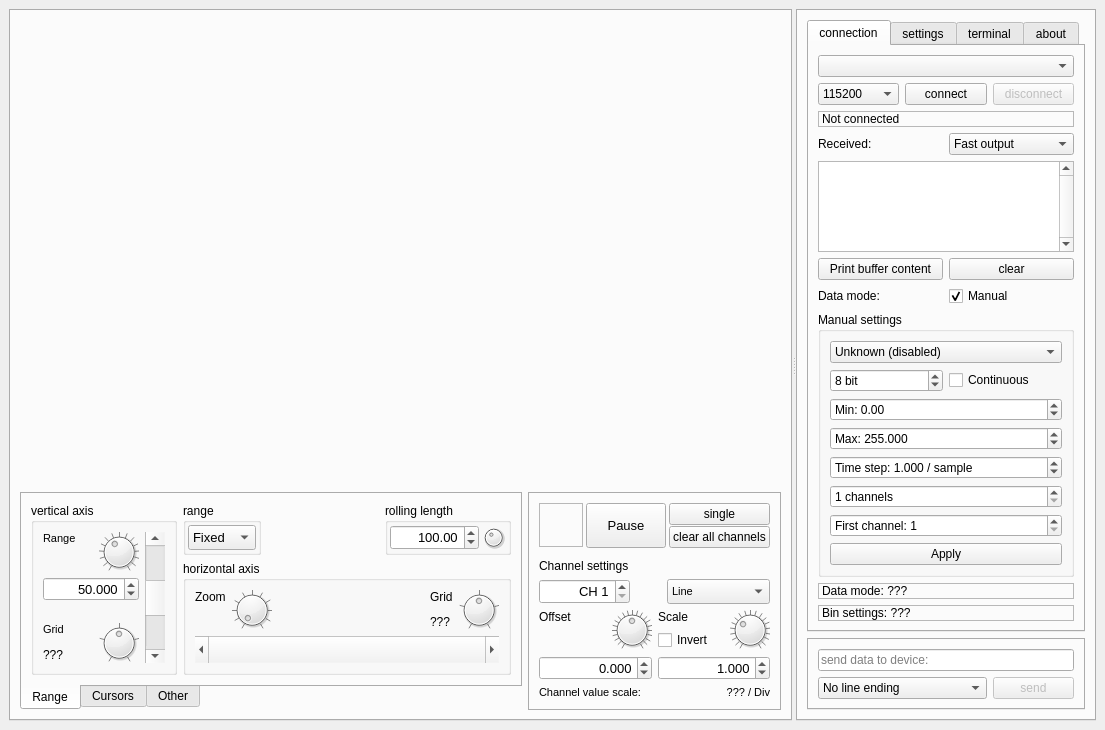
Before: the Qt Designer form mainwindow.ui in jirimaier/DataPlotter, drawn with Qt 5.
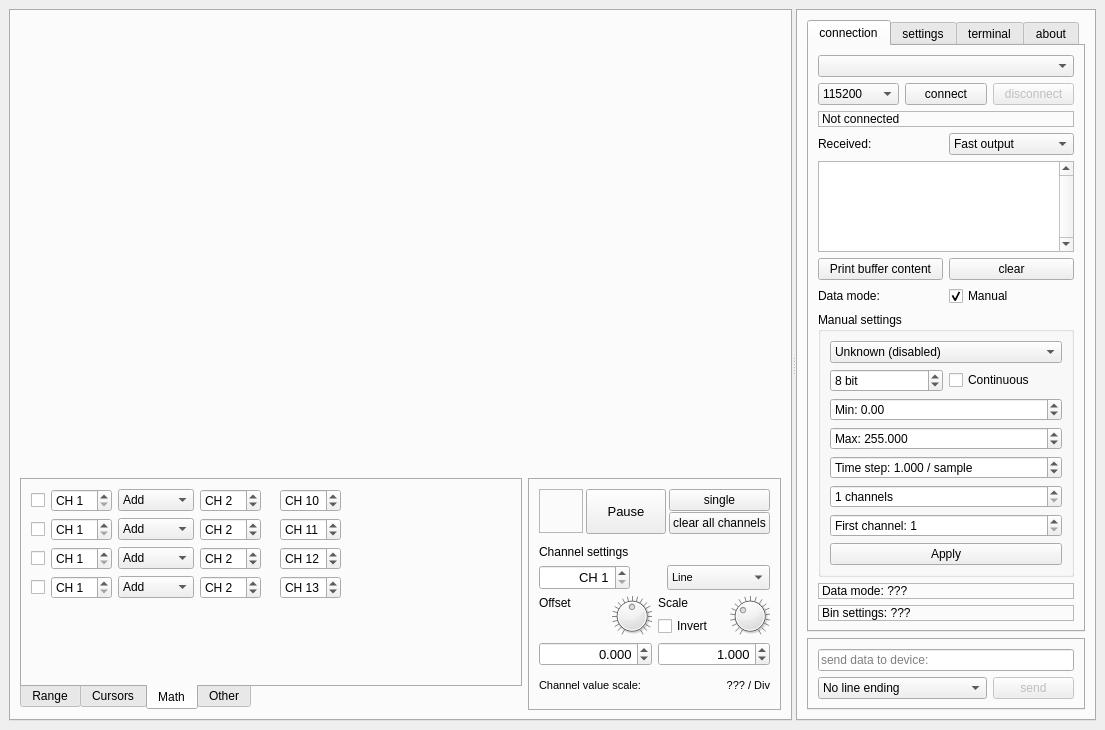
After: the same form once the commit is applied. The open tabs and pages were chosen to show the change. Icons and pictures are not drawn. Custom widgets are drawn as their Qt base class.

```diff
--- a/mainwindow.ui
+++ b/mainwindow.ui
@@ -74,7 +74,7 @@
               <enum>QTabWidget::Rounded</enum>
              </property>
              <property name="currentIndex">
-              <number>0</number>
+              <number>2</number>
              </property>
              <property name="tabBarAutoHide">
               <bool>true</bool>
@@ -1139,55 +1139,724 @@
                </item>
               </layout>
              </widget>
-             <widget class="QWidget" name="tab_2">
+             <widget class="QWidget" name="tab">
               <attribute name="title">
-               <string>Other</string>
+               <string>Math</string>
               </attribute>
-              <layout class="QGridLayout" name="gridLayout_19">
-               <item row="1" column="0">
-                <widget class="QCheckBox" name="checkBoxHorizontalValues">
-                 <property name="text">
-                  <string>Value labels Horizontal</string>
-                 </property>
-                 <property name="checked">
-                  <bool>true</bool>
-                 </property>
-                </widget>
-               </item>
+              <layout class="QGridLayout" name="gridLayout_3">
                <item row="0" column="0">
-                <widget class="QCheckBox" name="checkBoxVerticalValues">
-                 <property name="sizePolicy">
-                  <sizepolicy hsizetype="Fixed" vsizetype="Fixed">
-                   <horstretch>0</horstretch>
-                   <verstretch>0</verstretch>
-                  </sizepolicy>
-                 </property>
-                 <property name="text">
-                  <string>Value labels Vertical</string>
-                 </property>
-                 <property name="iconSize">
-                  <size>
-                   <width>16</width>
-                   <height>16</height>
-                  </size>
-                 </property>
-                 <property name="checked">
-                  <bool>true</bool>
-                 </property>
-                </widget>
+                <layout class="QVBoxLayout" name="verticalLayout_26">
+                 <item>
+                  <layout class="QHBoxLayout" name="horizontalLayout_27">
+                   <item>
+                    <widget class="QCheckBox" name="checkBoxMath1">
+                     <property name="sizePolicy">
+                      <sizepolicy hsizetype="Preferred" vsizetype="Fixed">
+                       <horstretch>0</horstretch>
+                       <verstretch>0</verstretch>
+                      </sizepolicy>
+                     </property>
+                     <property name="text">
+                      <string notr="true"/>
+                     </property>
+                    </widget>
+                   </item>
+                   <item>
+                    <widget class="QSpinBox" name="spinBoxMath1First">
+                     <property name="sizePolicy">
+                      <sizepolicy hsizetype="Minimum" vsizetype="Fixed">
+                       <horstretch>1</horstretch>
+                       <verstretch>0</verstretch>
+                      </sizepolicy>
+                     </property>
+                     <property name="prefix">
+                      <string>CH </string>
+                     </property>
+                     <property name="minimum">
+                      <number>1</number>
+                     </property>
+                     <property name="maximum">
+                      <number>64</number>
+                     </property>
+                    </widget>
+                   </item>
+                   <item>
+                    <widget class="QComboBox" name="comboBoxMath1Op">
+                     <property name="sizePolicy">
+                      <sizepolicy hsizetype="Maximum" vsizetype="Fixed">
+                       <horstretch>0</horstretch>
+                       <verstretch>0</verstretch>
+                      </sizepolicy>
+                     </property>
+                     <property name="currentText">
+                      <string notr="true">Add</string>
+                     </property>
+                     <item>
+                      <property name="text">
+                       <string>Add</string>
+                      </property>
+                     </item>
+                     <item>
+                      <property name="text">
+                       <string>Subtract</string>
+                      </property>
+                     </item>
+                     <item>
+                      <property name="text">
+                       <string>Multiply</string>
+                      </property>
+                     </item>
+                     <item>
+                      <property name="text">
+                       <string>Divide</string>
+                      </property>
+                     </item>
+                     <item>
+                      <property name="text">
+                       <string>X-Y</string>
+                      </property>
+                     </item>
+                    </widget>
+                   </item>
+                   <item>
+                    <widget class="QSpinBox" name="spinBoxMath1Second">
+                     <property name="sizePolicy">
+                      <sizepolicy hsizetype="Minimum" vsizetype="Fixed">
+                       <horstretch>1</horstretch>
+                       <verstretch>0</verstretch>
+                      </sizepolicy>
+                     </property>
+                     <property name="prefix">
+                      <string>CH </string>
+                     </property>
+                     <property name="minimum">
+                      <number>1</number>
+                     </property>
+                     <property name="maximum">
+                      <number>64</number>
+                     </property>
+                     <property name="value">
+                      <number>2</number>
+                     </property>
+                    </widget>
+                   </item>
+                   <item>
+                    <widget class="QLabel" name="label_13">
+                     <property name="sizePolicy">
+                      <sizepolicy hsizetype="Preferred" vsizetype="Preferred">
+                       <horstretch>0</horstretch>
+                       <verstretch>0</verstretch>
+                      </sizepolicy>
+                     </property>
+                     <property name="text">
+                      <string/>
+                     </property>
+                     <property name="pixmap">
+                      <pixmap resource="resources.qrc">:/images/icons/arrow.png</pixmap>
+                     </property>
+                    </widget>
+                   </item>
+                   <item>
+                    <widget class="QSpinBox" name="spinBoxMath1Result">
+                     <property name="sizePolicy">
+                      <sizepolicy hsizetype="Minimum" vsizetype="Fixed">
+                       <horstretch>1</horstretch>
+                       <verstretch>0</verstretch>
+                      </sizepolicy>
+                     </property>
+                     <property name="prefix">
+                      <string>CH </string>
+                     </property>
+                     <property name="minimum">
+                      <number>1</number>
+                     </property>
+                     <property name="maximum">
+                      <number>64</number>
+                     </property>
+                     <property name="value">
+                      <number>10</number>
+                     </property>
+                    </widget>
+                   </item>
+                  </layout>
+                 </item>
+                 <item>
+                  <layout class="QHBoxLayout" name="horizontalLayout_28">
+                   <item>
+                    <widget class="QCheckBox" name="checkBoxMath2">
+                     <property name="sizePolicy">
+                      <sizepolicy hsizetype="Preferred" vsizetype="Fixed">
+                       <horstretch>0</horstretch>
+                       <verstretch>0</verstretch>
+                      </sizepolicy>
+                     </property>
+                     <property name="text">
+                      <string notr="true"/>
+                     </property>
+                    </widget>
+                   </item>
+                   <item>
+                    <widget class="QSpinBox" name="spinBoxMath2First">
+                     <property name="sizePolicy">
+                      <sizepolicy hsizetype="Minimum" vsizetype="Fixed">
+                       <horstretch>1</horstretch>
+                       <verstretch>0</verstretch>
+                      </sizepolicy>
+                     </property>
+                     <property name="prefix">
+                      <string>CH </string>
+                     </property>
+                     <property name="minimum">
+                      <number>1</number>
+                     </property>
+                     <property name="maximum">
+                      <number>64</number>
+                     </property>
+                    </widget>
+                   </item>
+                   <item>
+                    <widget class="QComboBox" name="comboBoxMath2Op">
+                     <property name="sizePolicy">
+                      <sizepolicy hsizetype="Maximum" vsizetype="Fixed">
+                       <horstretch>0</horstretch>
+                       <verstretch>0</verstretch>
+                      </sizepolicy>
+                     </property>
+                     <property name="currentText">
+                      <string notr="true">Add</string>
+                     </property>
+                     <item>
+                      <property name="text">
+                       <string>Add</string>
+                      </property>
+                     </item>
+                     <item>
+                      <property name="text">
+                       <string>Subtract</string>
+                      </property>
+                     </item>
+                     <item>
+                      <property name="text">
+                       <string>Multiply</string>
+                      </property>
+                     </item>
+                     <item>
+                      <property name="text">
+                       <string>Divide</string>
+                      </property>
+                     </item>
+                     <item>
+                      <property name="text">
+                       <string>X-Y</string>
+                      </property>
+                     </item>
+                    </widget>
+                   </item>
+                   <item>
+                    <widget class="QSpinBox" name="spinBoxMath2Second">
+                     <property name="sizePolicy">
+                      <sizepolicy hsizetype="Minimum" vsizetype="Fixed">
+                       <horstretch>1</horstretch>
+                       <verstretch>0</verstretch>
+                      </sizepolicy>
+                     </property>
+                     <property name="prefix">
+                      <string>CH </string>
+                     </property>
+                     <property name="minimum">
+                      <number>1</number>
+                     </property>
+                     <property name="maximum">
+                      <number>64</number>
+                     </property>
+                     <property name="value">
+                      <number>2</number>
+                     </property>
+                    </widget>
+                   </item>
+                   <item>
+                    <widget class="QLabel" name="label_15">
+                     <property name="sizePolicy">
+                      <sizepolicy hsizetype="Preferred" vsizetype="Preferred">
+                       <horstretch>0</horstretch>
+                       <verstretch>0</verstretch>
+                      </sizepolicy>
+                     </property>
+                     <property name="text">
+                      <string/>
+                     </property>
+                     <property name="pixmap">
+                      <pixmap resource="resources.qrc">:/images/icons/arrow.png</pixmap>
+                     </property>
+                    </widget>
+                   </item>
+                   <item>
+                    <widget class="QSpinBox" name="spinBoxMath2Result">
+                     <property name="sizePolicy">
+                      <sizepolicy hsizetype="Minimum" vsizetype="Fixed">
+                       <horstretch>1</horstretch>
+                       <verstretch>0</verstretch>
+                      </sizepolicy>
+                     </property>
+                     <property name="prefix">
+                      <string>CH </string>
+                     </property>
+                     <property name="minimum">
+                      <number>1</number>
+                     </property>
+                     <property name="maximum">
+                      <number>64</number>
+                     </property>
+                     <property name="value">
+                      <number>11</number>
+                     </property>
+                    </widget>
+                   </item>
+                  </layout>
+                 </item>
+                 <item>
+                  <layout class="QHBoxLayout" name="horizontalLayout_29">
+                   <item>
+                    <widget class="QCheckBox" name="checkBoxMath3">
+                     <property name="sizePolicy">
+                      <sizepolicy hsizetype="Preferred" vsizetype="Fixed">
+                       <horstretch>0</horstretch>
+                       <verstretch>0</verstretch>
+                      </sizepolicy>
+                     </property>
+                     <property name="text">
+                      <string notr="true"/>
+                     </property>
+                    </widget>
+                   </item>
+                   <item>
+                    <widget class="QSpinBox" name="spinBoxMath3First">
+                     <property name="sizePolicy">
+                      <sizepolicy hsizetype="Minimum" vsizetype="Fixed">
+                       <horstretch>1</horstretch>
+                       <verstretch>0</verstretch>
+                      </sizepolicy>
+                     </property>
+                     <property name="prefix">
+                      <string>CH </string>
+                     </property>
+                     <property name="minimum">
+                      <number>1</number>
+                     </property>
+                     <property name="maximum">
+                      <number>64</number>
+                     </property>
+                    </widget>
+                   </item>
+                   <item>
+                    <widget class="QComboBox" name="comboBoxMath3Op">
+                     <property name="sizePolicy">
+                      <sizepolicy hsizetype="Maximum" vsizetype="Fixed">
+                       <horstretch>0</horstretch>
+                       <verstretch>0</verstretch>
+                      </sizepolicy>
+                     </property>
+                     <property name="currentText">
+                      <string notr="true">Add</string>
+                     </property>
+                     <item>
+                      <property name="text">
+                       <string>Add</string>
+                      </property>
+                     </item>
+                     <item>
+                      <property name="text">
+                       <string>Subtract</string>
+                      </property>
+                     </item>
+                     <item>
+                      <property name="text">
+                       <string>Multiply</string>
+                      </property>
+                     </item>
+                     <item>
+                      <property name="text">
+                       <string>Divide</string>
+                      </property>
+                     </item>
+                     <item>
+                      <property name="text">
+                       <string>X-Y</string>
+                      </property>
+                     </item>
+                    </widget>
+                   </item>
+                   <item>
+                    <widget class="QSpinBox" name="spinBoxMath3Second">
+                     <property name="sizePolicy">
+                      <sizepolicy hsizetype="Minimum" vsizetype="Fixed">
+                       <horstretch>1</horstretch>
+                       <verstretch>0</verstretch>
+                      </sizepolicy>
+                     </property>
+                     <property name="prefix">
+                      <string>CH </string>
+                     </property>
+                     <property name="minimum">
+                      <number>1</number>
+                     </property>
+                     <property name="maximum">
+                      <number>64</number>
+                     </property>
+                     <property name="value">
+                      <number>2</number>
+                     </property>
+                    </widget>
+                   </item>
+                   <item>
+                    <widget class="QLabel" name="label_16">
+                     <property name="sizePolicy">
+                      <sizepolicy hsizetype="Preferred" vsizetype="Preferred">
+                       <horstretch>0</horstretch>
+                       <verstretch>0</verstretch>
+                      </sizepolicy>
+                     </property>
+                     <property name="text">
+                      <string/>
+                     </property>
+                     <property name="pixmap">
+                      <pixmap resource="resources.qrc">:/images/icons/arrow.png</pixmap>
+                     </property>
+                    </widget>
+                   </item>
+                   <item>
+                    <widget class="QSpinBox" name="spinBoxMath3Result">
+                     <property name="sizePolicy">
+                      <sizepolicy hsizetype="Minimum" vsizetype="Fixed">
+                       <horstretch>1</horstretch>
+                       <verstretch>0</verstretch>
+                      </sizepolicy>
+                     </property>
+                     <property name="prefix">
+                      <string>CH </string>
+                     </property>
+                     <property name="minimum">
+                      <number>1</number>
+                     </property>
+                     <property name="maximum">
+                      <number>64</number>
+                     </property>
+                     <property name="value">
+                      <number>12</number>
+                     </property>
+                    </widget>
+                   </item>
+                  </layout>
+                 </item>
+                 <item>
+                  <layout class="QHBoxLayout" name="horizontalLayout_30">
+                   <item>
+                    <widget class="QCheckBox" name="checkBoxMath4">
+                     <property name="sizePolicy">
+                      <sizepolicy hsizetype="Preferred" vsizetype="Fixed">
+                       <horstretch>0</horstretch>
+                       <verstretch>0</verstretch>
+                      </sizepolicy>
+                     </property>
+                     <property name="text">
+                      <string notr="true"/>
+                     </property>
+                    </widget>
+                   </item>
+                   <item>
+                    <widget class="QSpinBox" name="spinBoxMath4First">
+                     <property name="sizePolicy">
+                      <sizepolicy hsizetype="Minimum" vsizetype="Fixed">
+                       <horstretch>1</horstretch>
+                       <verstretch>0</verstretch>
+                      </sizepolicy>
+                     </property>
+                     <property name="prefix">
+                      <string>CH </string>
+                     </property>
+                     <property name="minimum">
+                      <number>1</number>
+                     </property>
+                     <property name="maximum">
+                      <number>64</number>
+                     </property>
+                    </widget>
+                   </item>
+                   <item>
+                    <widget class="QComboBox" name="comboBoxMath4Op">
+                     <property name="sizePolicy">
+                      <sizepolicy hsizetype="Maximum" vsizetype="Fixed">
+                       <horstretch>0</horstretch>
+                       <verstretch>0</verstretch>
+                      </sizepolicy>
+                     </property>
+                     <property name="currentText">
+                      <string notr="true">Add</string>
+                     </property>
+                     <item>
+                      <property name="text">
+                       <string>Add</string>
+                      </property>
+                     </item>
+                     <item>
+                      <property name="text">
+                       <string>Subtract</string>
+                      </property>
+                     </item>
+                     <item>
+                      <property name="text">
+                       <string>Multiply</string>
+                      </property>
+                     </item>
+                     <item>
+                      <property name="text">
+                       <string>Divide</string>
+                      </property>
+                     </item>
+                     <item>
+                      <property name="text">
+                       <string>X-Y</string>
+                      </property>
+                     </item>
+                    </widget>
+                   </item>
+                   <item>
+                    <widget class="QSpinBox" name="spinBoxMath4Second">
+                     <property name="sizePolicy">
+                      <sizepolicy hsizetype="Minimum" vsizetype="Fixed">
+                       <horstretch>1</horstretch>
+                       <verstretch>0</verstretch>
+                      </sizepolicy>
+                     </property>
+                     <property name="prefix">
+                      <string>CH </string>
+                     </property>
+                     <property name="minimum">
+                      <number>1</number>
+                     </property>
+                     <property name="maximum">
+                      <number>64</number>
+                     </property>
+                     <property name="value">
+                      <number>2</number>
+                     </property>
+                    </widget>
+                   </item>
+                   <item>
+                    <widget class="QLabel" name="label_17">
+                     <property name="sizePolicy">
+                      <sizepolicy hsizetype="Preferred" vsizetype="Preferred">
+                       <horstretch>0</horstretch>
+                       <verstretch>0</verstretch>
+                      </sizepolicy>
+                     </property>
+                     <property name="text">
+                      <string/>
+                     </property>
+                     <property name="pixmap">
+                      <pixmap resource="resources.qrc">:/images/icons/arrow.png</pixmap>
+                     </property>
+                    </widget>
+                   </item>
+                   <item>
+                    <widget class="QSpinBox" name="spinBoxMath4Result">
+                     <property name="sizePolicy">
+                      <sizepolicy hsizetype="Minimum" vsizetype="Fixed">
+                       <horstretch>1</horstretch>
+                       <verstretch>0</verstretch>
+                      </sizepolicy>
+                     </property>
+                     <property name="prefix">
+                      <string>CH </string>
+                     </property>
+                     <property name="minimum">
+                      <number>1</number>
+                     </property>
+                     <property name="maximum">
+                      <number>64</number>
+                     </property>
+                     <property name="value">
+                      <number>13</number>
+                     </property>
+                    </widget>
+                   </item>
+                  </layout>
+                 </item>
+                </layout>
                </item>
                <item row="0" column="1">
-                <widget class="QPushButton" name="pushButtonSelectedCSV">
-                 <property name="text">
-                  <string>Export selected to CSV</string>
+                <spacer name="horizontalSpacer_5">
+                 <property name="orientation">
+                  <enum>Qt::Horizontal</enum>
                  </property>
+                 <property name="sizeHint" stdset="0">
+                  <size>
+                   <width>40</width>
+                   <height>20</height>
+                  </size>
+                 </property>
+                </spacer>
+               </item>
+               <item row="1" column="0">
+                <spacer name="verticalSpacer_9">
+                 <property name="orientation">
+                  <enum>Qt::Vertical</enum>
+                 </property>
+                 <property name="sizeHint" stdset="0">
+                  <size>
+                   <width>20</width>
+                   <height>40</height>
+                  </size>
+                 </property>
+                </spacer>
+               </item>
+              </layout>
+             </widget>
+             <widget class="QWidget" name="tab_2">
+              <attribute name="title">
+               <string>Other</string>
+              </attribute>
+              <layout class="QHBoxLayout" name="horizontalLayout_23">
+               <item>
+                <widget class="QGroupBox" name="groupBox_9">
+                 <property name="title">
+                  <string>CSV Export</string>
+                 </property>
+                 <layout class="QVBoxLayout" name="verticalLayout_4">
+                  <item>
+                   <layout class="QHBoxLayout" name="horizontalLayout_25">
+                    <item>
+                     <widget class="QPushButton" name="pushButtonSelectedCSV">
+                      <property name="text">
+                       <string>Export selected</string>
+                      </property>
+                     </widget>
+                    </item>
+                    <item>
+                     <widget class="QPushButton" name="pushButtonAllCSV">
+                      <property name="text">
+                       <string>Export all</string>
+                      </property>
+                     </widget>
+                    </item>
+                   </layout>
+                  </item>
+                  <item>
+                   <layout class="QHBoxLayout" name="horizontalLayout_26">
+                    <item>
+                     <widget class="QCheckBox" name="checkBoxCSVoffsets">
+                      <property name="text">
+                       <string>Include offsets
+and scales</string>
+                      </property>
+                      <property name="checked">
+                       <bool>false</bool>
+                      </property>
+                     </widget>
+                    </item>
+                    <item>
+                     <widget class="QSpinBox" name="spinBoxCSVPrecision">
+                      <property name="suffix">
+                       <string> decimals</string>
+                      </property>
+                      <property name="prefix">
+                       <string/>
+                      </property>
+                      <property name="maximum">
+                       <number>10</number>
+                      </property>
+                      <property name="value">
+                       <number>5</number>
+                      </property>
+                     </widget>
+                    </item>
+                   </layout>
+                  </item>
+                  <item>
+                   <widget class="QGroupBox" name="groupBox_10">
+                    <property name="title">
+                     <string>Separators</string>
+                    </property>
+                    <layout class="QHBoxLayout" name="horizontalLayout_24">
+                     <item>
+                      <widget class="QRadioButton" name="radioButtonCSVDot">
+                       <property name="text">
+                        <string>Dot
+Comma</string>
+                       </property>
+                       <property name="checked">
+                        <bool>true</bool>
+                       </property>
+                      </widget>
+                     </item>
+                     <item>
+                      <widget class="QRadioButton" name="radioButtonCSVComma">
+                       <property name="text">
+                        <string>Comma
+Semicoloumn</string>
+                       </property>
+                      </widget>
+                     </item>
+                    </layout>
+                   </widget>
+                  </item>
+                 </layout>
                 </widget>
                </item>
-               <item row="1" column="1">
-                <widget class="QPushButton" name="pushButtonAllCSV">
-                 <property name="text">
-                  <string>Export all to CSV</string>
+               <item>
+                <spacer name="horizontalSpacer_4">
+                 <property name="orientation">
+                  <enum>Qt::Horizontal</enum>
                  </property>
+                 <property name="sizeHint" stdset="0">
+                  <size>
+                   <width>40</width>
+                   <height>20</height>
+                  </size>
+                 </property>
+                </spacer>
+               </item>
+               <item>
+                <widget class="QGroupBox" name="groupBox_5">
+                 <property name="title">
+                  <string>Plot settings</string>
+                 </property>
+                 <layout class="QVBoxLayout" name="verticalLayout_25">
+                  <item>
+                   <widget class="QCheckBox" name="checkBoxVerticalValues">
+                    <property name="sizePolicy">
+                     <sizepolicy hsizetype="Fixed" vsizetype="Fixed">
+                      <horstretch>0</horstretch>
+                      <verstretch>0</verstretch>
+                     </sizepolicy>
+                    </property>
+                    <property name="text">
+                     <string>Value labels
+Vertical</string>
+                    </property>
+                    <property name="iconSize">
+                     <size>
+                      <width>16</width>
+                      <height>16</height>
+                     </size>
+                    </property>
+                    <property name="checked">
+                     <bool>true</bool>
+                    </property>
+                   </widget>
+                  </item>
+                  <item>
+                   <widget class="QCheckBox" name="checkBoxHorizontalValues">
+                    <property name="text">
+                     <string>Value labels
+Horizontal</string>
+                    </property>
+                    <property name="checked">
+                     <bool>true</bool>
+                    </property>
+                   </widget>
+                  </item>
+                 </layout>
                 </widget>
                </item>
               </layout>
@@ -1825,7 +2494,7 @@
             </size>
            </property>
            <property name="currentIndex">
-            <number>2</number>
+            <number>0</number>
            </property>
            <property name="usesScrollButtons">
             <bool>false</bool>
```
